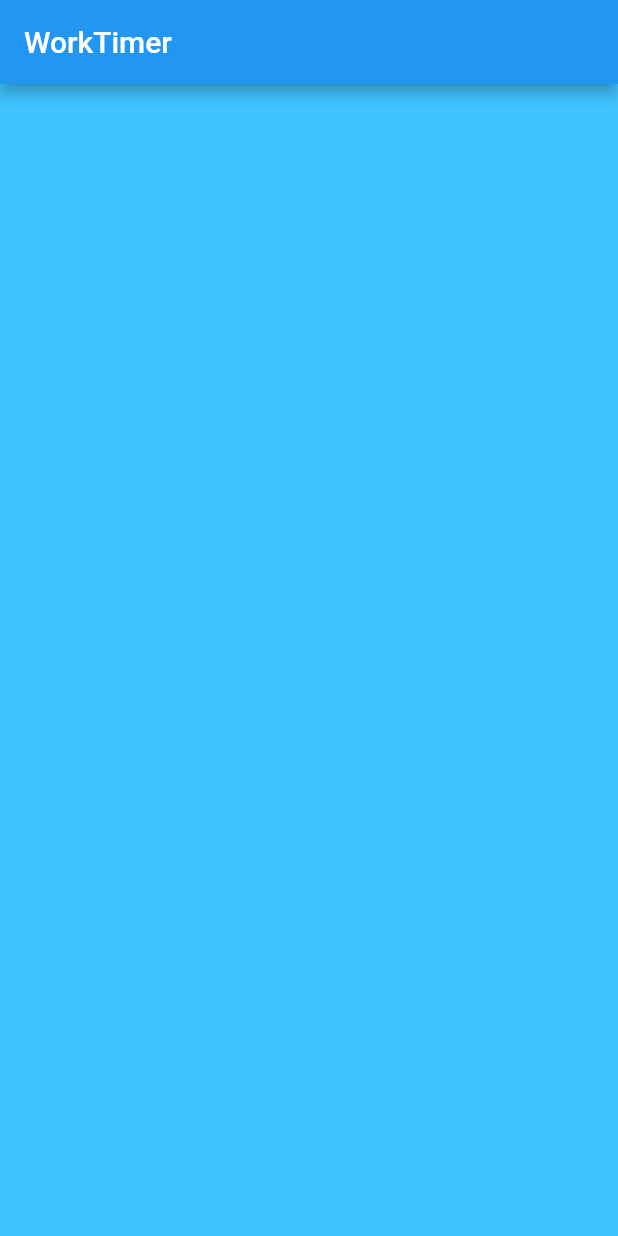
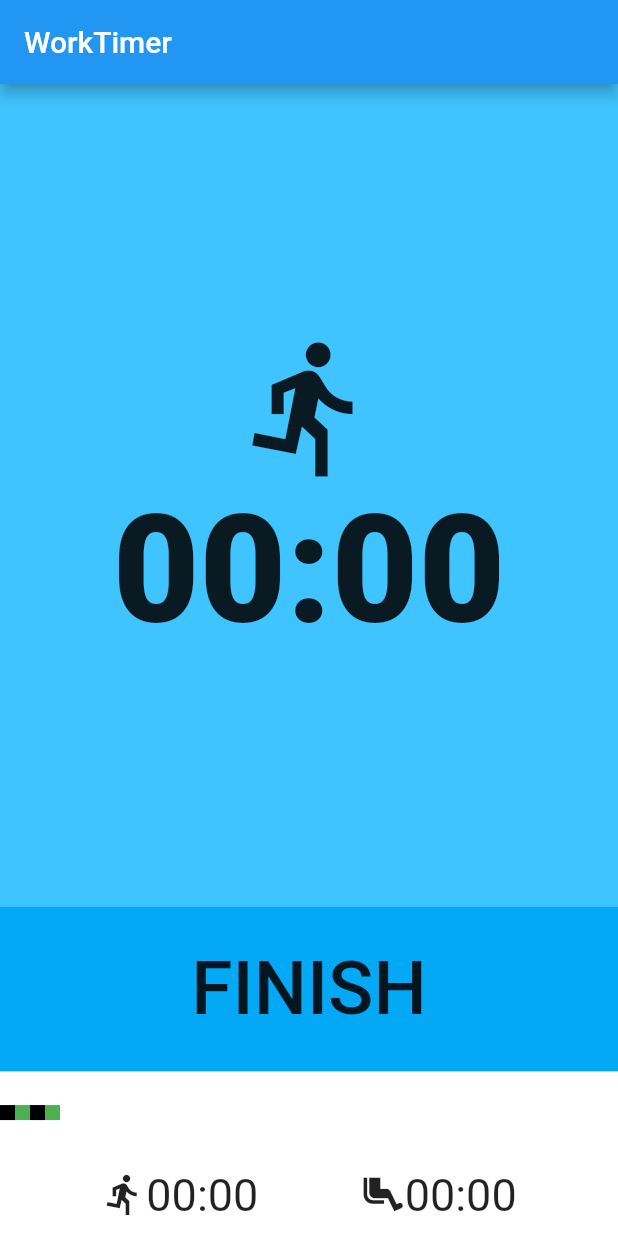
Before and after one commit to ljinse/work_timer, a Flutter app: the screen it shows after launch, on a phone screen of 412 x 824 dp. Run offline on Flutter 3.47's test engine with Material 2 defaults, Android fonts, the phone set to English and light mode, and no system bars.

Commit message:
init first screen

```diff
--- a/lib/main.dart
+++ b/lib/main.dart
@@ -12,8 +12,110 @@ class MyApp extends StatelessWidget {
       ),
       body: Container(
         color: Colors.lightBlueAccent,
+        child: Column(
+          crossAxisAlignment: CrossAxisAlignment.stretch,
+          children: <Widget>[
+            Expanded(
+              flex: 5,
+              child: Container(
+                child: Column(
+                  mainAxisAlignment: MainAxisAlignment.center,
+                  children: <Widget>[
+                    Icon(
+                      Icons.directions_run,
+                      size: 100.0,
+                    ),
+                    Text(
+                      '00:00',
+                      style: TextStyle(
+                        fontSize: 100.0,
+                        fontWeight: FontWeight.w900,
+                      ),
+                    ),
+                  ],
+                ),
+              ),
+            ),
+            Expanded(
+              child: Container(
+                color: Colors.lightBlue,
+                child: FlatButton(
+                  child: Text('FINISH', style: TextStyle(
+                    fontSize: 50.0,
+                  ),),
+                  onPressed: () {print(1);}
+                ),
+              ),
+            ),
+            Expanded(
+              child: Container(
+                color: Colors.white,
+                child: Column(
+                  children: <Widget>[
+                    Expanded(
+                      child: Row(
+                        children: <Widget>[
+                          Container(
+                            child: SizedBox(
+                              height: 10.0,
+                              width: 10.0,
+                            ),
+                            color: Colors.black,
+                          ),
+                          Container(
+                            child: SizedBox(
+                              height: 10.0,
+                              width: 10.0,
+                            ),
+                            color: Colors.green,
+                          ),
+                          Container(
+                            child: SizedBox(
+                              height: 10.0,
+                              width: 10.0,
+                            ),
+                            color: Colors.black,
+                          ),
+                          Container(
+                            child: SizedBox(
+                              height: 10.0,
+                              width: 10.0,
+                            ),
+                            color: Colors.green,
+                          ),
+                        ],
+                      ),
+                    ),
+                    Expanded(
+                      child: Row(
+                        mainAxisAlignment: MainAxisAlignment.spaceEvenly,
+                        children: <Widget>[
+                          Row(
+                            children: <Widget>[
+                              Icon(Icons.directions_run, size: 30.0,),
+                              Text('00:00', style: TextStyle(
+                                fontSize: 30.0,
+                              ),),
+                            ],
+                          ),
+                          Row(
+                            children: <Widget>[
+                              Icon(Icons.airline_seat_legroom_extra, size: 30.0),
+                              Text('00:00', style: TextStyle(
+                                fontSize: 30.0,
+                              ),),
+                            ],
+                          )
+                        ],
                       ),
                     )
-    );
+                  ],
+                ),
+              ),
+            ),
+          ],
+        ),
+      ),
+    ));
   }
 }
```
Lines whose indentation alone changed are shown as unchanged.
